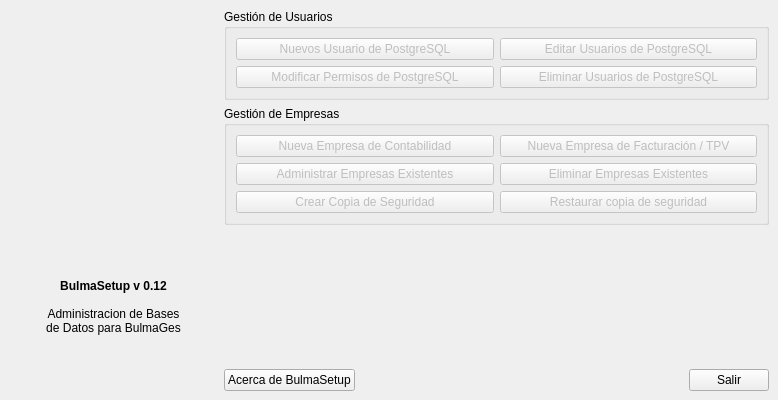
First picture: the form in bulmages/bulmasetup/bulmasetupbase.ui, repository eboladev/Bulmages-1, before the edit.
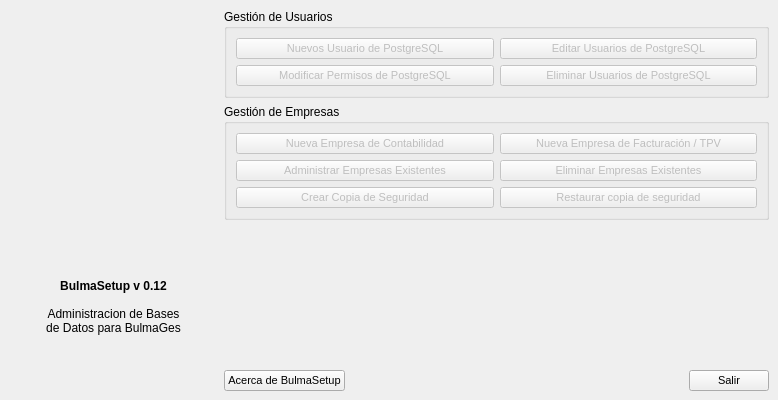
Second picture: the form after the edit. Icons and pictures are not drawn.

What changed in the file:
```diff
--- a/bulmages/bulmasetup/bulmasetupbase.ui
+++ b/bulmages/bulmasetup/bulmasetupbase.ui
@@ -86,6 +86,11 @@
            <property name="enabled">
             <bool>false</bool>
            </property>
+           <property name="font">
+            <font>
+             <pointsize>8</pointsize>
+            </font>
+           </property>
            <property name="focusPolicy">
             <enum>Qt::NoFocus</enum>
            </property>
@@ -112,6 +117,11 @@
            <property name="enabled">
             <bool>false</bool>
            </property>
+           <property name="font">
+            <font>
+             <pointsize>8</pointsize>
+            </font>
+           </property>
            <property name="focusPolicy">
             <enum>Qt::NoFocus</enum>
            </property>
@@ -138,6 +148,11 @@
            <property name="enabled">
             <bool>false</bool>
            </property>
+           <property name="font">
+            <font>
+             <pointsize>8</pointsize>
+            </font>
+           </property>
            <property name="focusPolicy">
             <enum>Qt::NoFocus</enum>
            </property>
@@ -164,6 +179,11 @@
            <property name="enabled">
             <bool>false</bool>
            </property>
+           <property name="font">
+            <font>
+             <pointsize>8</pointsize>
+            </font>
+           </property>
            <property name="focusPolicy">
             <enum>Qt::NoFocus</enum>
            </property>
@@ -199,6 +219,11 @@
            <property name="enabled">
             <bool>false</bool>
            </property>
+           <property name="font">
+            <font>
+             <pointsize>8</pointsize>
+            </font>
+           </property>
            <property name="focusPolicy">
             <enum>Qt::NoFocus</enum>
            </property>
@@ -225,6 +250,11 @@
            <property name="enabled">
             <bool>false</bool>
            </property>
+           <property name="font">
+            <font>
+             <pointsize>8</pointsize>
+            </font>
+           </property>
            <property name="focusPolicy">
             <enum>Qt::NoFocus</enum>
            </property>
@@ -251,6 +281,11 @@
            <property name="enabled">
             <bool>false</bool>
            </property>
+           <property name="font">
+            <font>
+             <pointsize>8</pointsize>
+            </font>
+           </property>
            <property name="focusPolicy">
             <enum>Qt::NoFocus</enum>
            </property>
@@ -277,6 +312,11 @@
            <property name="enabled">
             <bool>false</bool>
            </property>
+           <property name="font">
+            <font>
+             <pointsize>8</pointsize>
+            </font>
+           </property>
            <property name="focusPolicy">
             <enum>Qt::NoFocus</enum>
            </property>
@@ -303,6 +343,11 @@
            <property name="enabled">
             <bool>false</bool>
            </property>
+           <property name="font">
+            <font>
+             <pointsize>8</pointsize>
+            </font>
+           </property>
            <property name="focusPolicy">
             <enum>Qt::NoFocus</enum>
            </property>
@@ -329,6 +374,11 @@
            <property name="enabled">
             <bool>false</bool>
            </property>
+           <property name="font">
+            <font>
+             <pointsize>8</pointsize>
+            </font>
+           </property>
            <property name="focusPolicy">
             <enum>Qt::NoFocus</enum>
            </property>
@@ -370,6 +420,11 @@
        <layout class="QHBoxLayout" name="horizontalLayout">
         <item>
          <widget class="QPushButton" name="mui_acerca">
+          <property name="font">
+           <font>
+            <pointsize>8</pointsize>
+           </font>
+          </property>
           <property name="text">
            <string>Acerca de BulmaSetup</string>
           </property>
@@ -394,6 +449,11 @@
         </item>
         <item>
          <widget class="QPushButton" name="mui_salir">
+          <property name="font">
+           <font>
+            <pointsize>8</pointsize>
+           </font>
+          </property>
           <property name="text">
            <string>Salir</string>
           </property>
```
